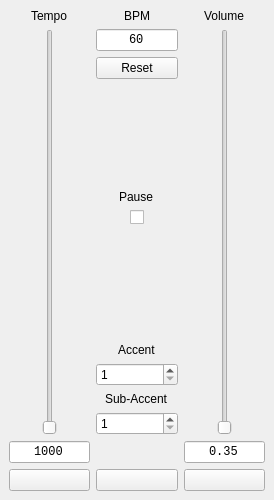
Before: the Qt Designer form mainwindow.ui in myQwil/metronome, drawn with Qt 5.
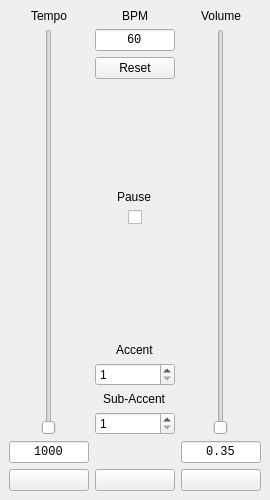
After: the same form once the commit is applied.

Commit message: change width slightly

What changed in the file:
```diff
--- a/mainwindow.ui
+++ b/mainwindow.ui
@@ -6,7 +6,7 @@
    <rect>
     <x>0</x>
     <y>0</y>
-    <width>274</width>
+    <width>270</width>
     <height>500</height>
    </rect>
   </property>
@@ -14,8 +14,8 @@
    <string>Metronome</string>
   </property>
   <widget class="QWidget" name="centralwidget">
-   <layout class="QGridLayout" name="gridLayout" rowstretch="0,0,1,0,1,0,0,0,0,0">
-    <item row="0" column="0" alignment="Qt::AlignHCenter">
+   <layout class="QGridLayout" name="gridLayout" rowstretch="0,0,1,0,1,0,0,0,0,0,0">
+    <item row="0" column="0" alignment="Qt::AlignmentFlag::AlignHCenter">
      <widget class="QLabel" name="lblTempo">
       <property name="text">
        <string>Tempo</string>
```
Left out of the diff: 43 changed lines with no effect on the pictures. The commit also changes 3 other files.
